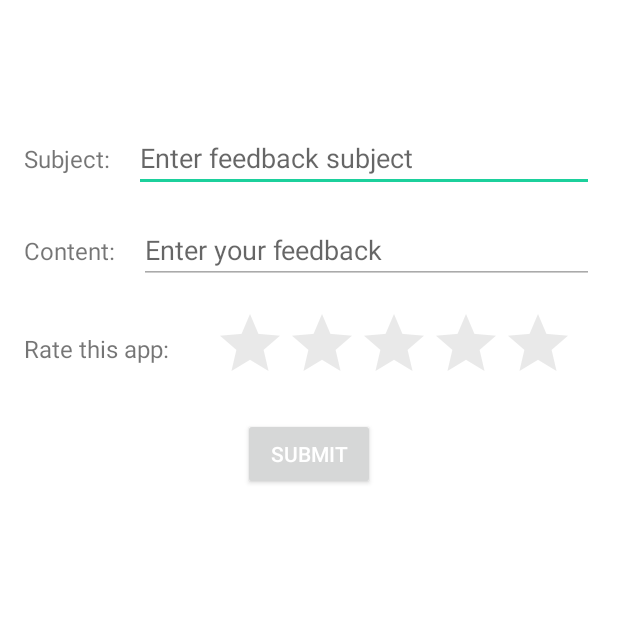
After one commit to ycfelix/smart-scheduler, an Android app: the FeedbackActivity screen opened directly, with no data from a screen before it, on a phone screen of 412 x 824 dp, the top half of it. The commit adds this screen. Run offline under Robolectric (Android 15) with nearby library versions, the phone set to English and light mode, and no system bars; our stand-ins replace Volley.

Commit message:
feedback + server script

```diff
--- a/SmartPH/app/build.gradle
+++ b/SmartPH/app/build.gradle
@@ -29,6 +29,7 @@ dependencies {
     implementation 'com.android.support:support-media-compat:28.0.0'
     implementation 'com.android.support:mediarouter-v7:28.0.0'
     implementation 'com.android.support:support-v4:28.0.0'
+    implementation 'com.android.support.constraint:constraint-layout:1.1.3'
     testImplementation 'junit:junit:4.12'
     androidTestImplementation 'com.android.support.test:runner:1.0.2'
     androidTestImplementation 'com.android.support.test.espresso:espresso-core:3.0.2'
@@ -46,4 +47,5 @@ dependencies {
     implementation 'org.sensingkit:SensingKitLib-release@aar'
     implementation 'com.google.android.gms:play-services:11.0.4'
     implementation 'org.jetbrains:annotations:16.0.2'
+    implementation 'com.android.volley:volley:1.1.1'
 }
--- /dev/null
+++ b/SmartPH/app/src/main/java/com/ust/smartph/FeedbackActivity.java
@@ -0,0 +1,65 @@
+package com.ust.smartph;
+
+import android.support.v7.app.AppCompatActivity;
+import android.os.Bundle;
+import android.util.Log;
+import android.view.View;
+import android.view.inputmethod.EditorInfo;
+import android.widget.Button;
+import android.widget.EditText;
+import android.widget.RatingBar;
+import android.widget.Toast;
+
+import com.android.volley.Request;
+import com.android.volley.RequestQueue;
+import com.android.volley.Response;
+import com.android.volley.VolleyError;
+import com.android.volley.toolbox.StringRequest;
+import com.android.volley.toolbox.Volley;
+
+public class FeedbackActivity extends AppCompatActivity {
+
+    @Override
+    protected void onCreate(Bundle savedInstanceState) {
+        super.onCreate(savedInstanceState);
+        setContentView(R.layout.activity_feedback);
+
+        final Button button = (Button) findViewById(R.id.feedback_submit_btn);
+        final EditText subject = (EditText) findViewById(R.id.feedback_subject_field);
+        final EditText content = (EditText) findViewById(R.id.feedback_content_field);
+        final RatingBar rating = (RatingBar) findViewById(R.id.feedback_ratingBar);
+        rating.setNumStars(5);
+
+        button.setOnClickListener((View view) -> {
+            subject.onEditorAction(EditorInfo.IME_ACTION_DONE);
+            content.onEditorAction(EditorInfo.IME_ACTION_DONE);
+            Toast.makeText(this, "Subject: " + subject.getText() +
+                    "\nContent: " + content.getText() + "\nRating: " +
+                    rating.getRating(), Toast.LENGTH_SHORT).show();
+
+            // Instantiate the RequestQueue.
+            RequestQueue queue = Volley.newRequestQueue(this);
+            String url ="http://13.70.2.33:5000/";
+
+            // Request a string response from the provided URL.
+            StringRequest stringRequest = new StringRequest(Request.Method.GET, url,
+                    new Response.Listener<String>() {
+                        @Override
+                        public void onResponse(String response) {
+                            // Display the first 500 characters of the response string.
+                            Toast.makeText(FeedbackActivity.this,
+                                    "It works! Content = " + response, Toast.LENGTH_SHORT).show();
+                        }
+                    }, new Response.ErrorListener() {
+                @Override
+                public void onErrorResponse(VolleyError error) {
+                    Toast.makeText(FeedbackActivity.this,
+                            "That didn't work!", Toast.LENGTH_SHORT).show();
+                }
+            });
+
+            // Add the request to the RequestQueue.
+            queue.add(stringRequest);
+        });
+    }
+}
--- /dev/null
+++ b/SmartPH/app/src/main/res/layout/activity_feedback.xml
@@ -0,0 +1,108 @@
+<?xml version="1.0" encoding="utf-8"?>
+<android.support.constraint.ConstraintLayout xmlns:android="http://schemas.android.com/apk/res/android"
+    xmlns:app="http://schemas.android.com/apk/res-auto"
+    xmlns:tools="http://schemas.android.com/tools"
+    android:layout_width="match_parent"
+    android:layout_height="match_parent"
+    tools:context=".FeedbackActivity">
+
+    <TextView
+        android:id="@+id/feedback_description"
+        android:layout_width="0dp"
+        android:layout_height="wrap_content"
+        android:layout_marginStart="16dp"
+        android:layout_marginTop="16dp"
+        android:layout_marginEnd="16dp"
+        android:text="@string/feedback_description"
+        android:textAppearance="@style/TextAppearance.AppCompat.Body2"
+        android:textSize="20sp"
+        app:layout_constraintEnd_toEndOf="parent"
+        app:layout_constraintStart_toStartOf="parent"
+        app:layout_constraintTop_toTopOf="parent" />
+
+    <TextView
+        android:id="@+id/feedback_subject_label"
+        android:layout_width="wrap_content"
+        android:layout_height="wrap_content"
+        android:layout_marginStart="16dp"
+        android:text="@string/feedback_subject"
+        android:textSize="16sp"
+        app:layout_constraintBaseline_toBaselineOf="@+id/feedback_subject_field"
+        app:layout_constraintStart_toStartOf="parent" />
+
+    <EditText
+        android:id="@+id/feedback_subject_field"
+        android:layout_width="0dp"
+        android:layout_height="wrap_content"
+        android:layout_marginStart="16dp"
+        android:layout_marginTop="16dp"
+        android:layout_marginEnd="16dp"
+        android:autofillHints=""
+        android:ems="10"
+        android:hint="@string/feedback_subject_hint"
+        android:inputType="textPersonName"
+        app:layout_constraintEnd_toEndOf="parent"
+        app:layout_constraintStart_toEndOf="@+id/feedback_subject_label"
+        app:layout_constraintTop_toBottomOf="@+id/feedback_description" />
+
+    <TextView
+        android:id="@+id/feedback_content_label"
+        android:layout_width="0dp"
+        android:layout_height="wrap_content"
+        android:layout_marginStart="16dp"
+        android:text="@string/feedback_content"
+        android:textSize="16sp"
+        app:layout_constraintBaseline_toBaselineOf="@+id/feedback_content_field"
+        app:layout_constraintStart_toStartOf="parent" />
+
+    <TextView
+        android:id="@+id/feedback_rating_label"
+        android:layout_width="0dp"
+        android:layout_height="wrap_content"
+        android:layout_marginStart="16dp"
+        android:layout_marginTop="16dp"
+        android:text="@string/feedback_rating_label"
+        android:textSize="16sp"
+        app:layout_constraintStart_toStartOf="parent"
+        app:layout_constraintTop_toTopOf="@+id/feedback_ratingBar" />
+
+    <EditText
+        android:id="@+id/feedback_content_field"
+        android:layout_width="0dp"
+        android:layout_height="wrap_content"
+        android:layout_marginStart="16dp"
+        android:layout_marginTop="16dp"
+        android:layout_marginEnd="16dp"
+        android:autofillHints=""
+        android:ems="10"
+        android:hint="@string/feedback_content_hint"
+        android:inputType="textPersonName"
+        app:layout_constraintEnd_toEndOf="parent"
+        app:layout_constraintStart_toEndOf="@+id/feedback_content_label"
+        app:layout_constraintTop_toBottomOf="@+id/feedback_subject_field" />
+
+    <RatingBar
+        android:id="@+id/feedback_ratingBar"
+        android:layout_width="wrap_content"
+        android:layout_height="wrap_content"
+        android:layout_marginStart="16dp"
+        android:layout_marginTop="16dp"
+        android:layout_marginEnd="16dp"
+        app:layout_constraintEnd_toEndOf="parent"
+        app:layout_constraintStart_toEndOf="@+id/feedback_rating_label"
+        app:layout_constraintTop_toBottomOf="@+id/feedback_content_field" />
+
+    <Button
+        android:id="@+id/feedback_submit_btn"
+        android:layout_width="wrap_content"
+        android:layout_height="wrap_content"
+        android:layout_marginStart="16dp"
+        android:layout_marginTop="16dp"
+        android:layout_marginEnd="16dp"
+        android:text="@string/feedback_btn_caption"
+        app:layout_constraintEnd_toEndOf="parent"
+        app:layout_constraintStart_toStartOf="parent"
+        app:layout_constraintTop_toBottomOf="@+id/feedback_ratingBar" />
+
+
+</android.support.constraint.ConstraintLayout>
--- a/SmartPH/app/src/main/res/values/strings.xml
+++ b/SmartPH/app/src/main/res/values/strings.xml
@@ -45,11 +45,11 @@
     </string-array>
 
     <string-array name="days">
-        <item >Mon</item>
-        <item >Tue</item>
-        <item >Wed</item>
-        <item >Thu</item>
-        <item >Fri</item>
+        <item>Mon</item>
+        <item>Tue</item>
+        <item>Wed</item>
+        <item>Thu</item>
+        <item>Fri</item>
     </string-array>
 
     <!-->app usage strings<!-->
@@ -97,4 +97,15 @@
     <string name="error_permission">Can\'t download, Permission Denied.</string>
     <string name="error_unknown">Unknown ERROR</string>
 
+    <!-->feedback strings<!-->
+    <string name="feedback">Feedback</string>
+    <string name="feedback_description">We cherish every user\'s feedback. Please write down your comments below!</string>
+    <string name="feedback_subject">Subject:</string>
+    <string name="feedback_content">Content:</string>
+    <string name="feedback_subject_hint">Enter feedback subject</string>
+    <string name="feedback_content_hint">Enter your feedback</string>
+    <string name="feedback_btn_caption">Submit</string>
+    <string name="feedback_rating_label">Rate this app:</string>
+
+
 </resources>
```
Also changed, not shown: SmartPH/app/src/main/AndroidManifest.xml (+33 -27 lines), 1 other file.
